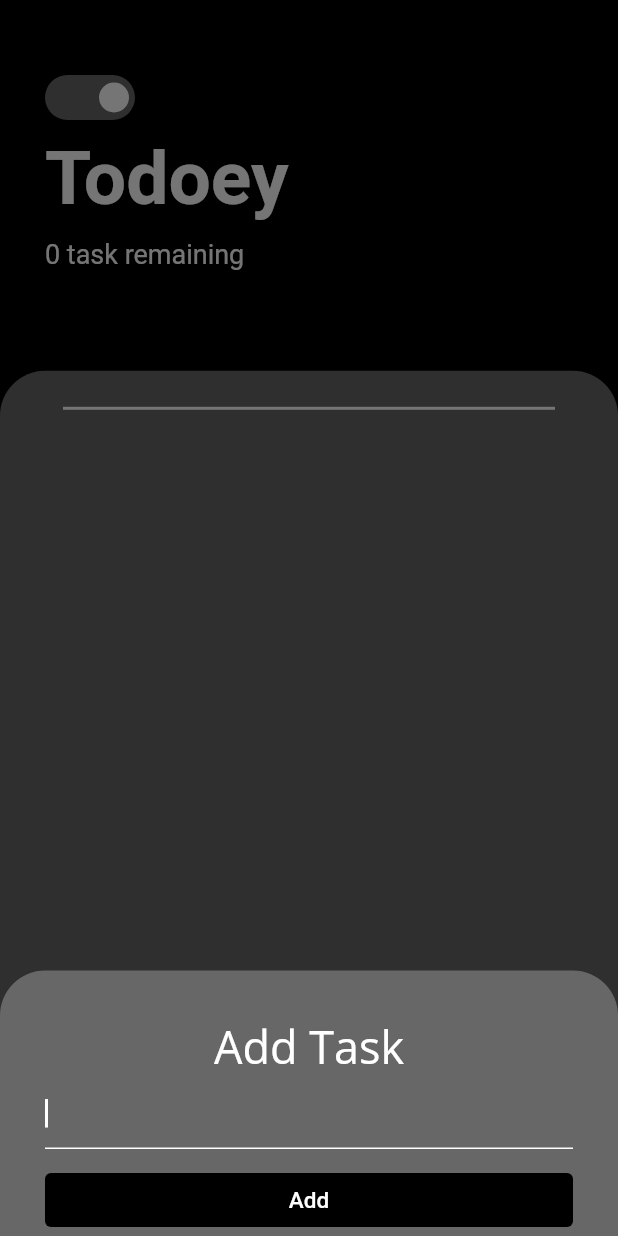
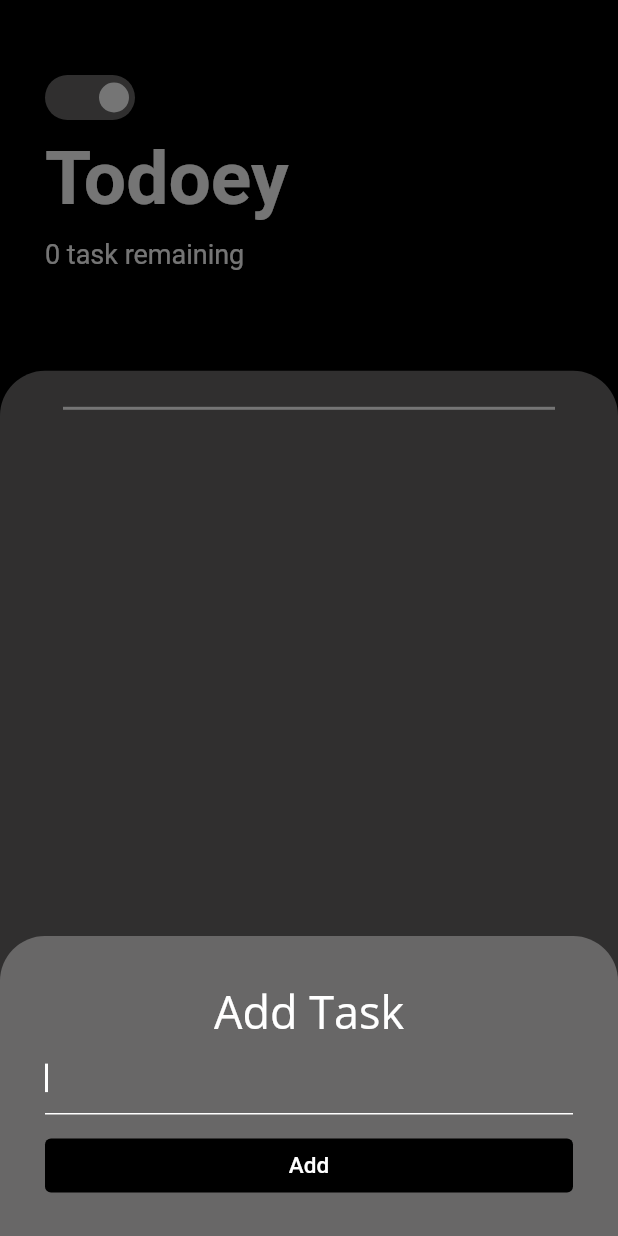
Before and after one commit to shasank27/Todoey-Hive, a Flutter app: the screen it shows after launch, after a tap on the "add" icon, on a phone screen of 412 x 824 dp. Run offline on Flutter 3.47's test engine with Material 2 defaults, Android fonts, the phone set to English and light mode, and no system bars; drawn by our look-alikes of flutter_switch; our stand-ins replace google_fonts, hive, hive_flutter, rflutter_alert, shared_preferences; accounts and stored records are empty; generated files the repository leaves out were written again.

Commit message:
Add button not showing in Add Task Screen in some phones fixed

```diff
--- a/lib/screens/task_bottom_bar.dart
+++ b/lib/screens/task_bottom_bar.dart
@@ -8,6 +8,7 @@ class TaskScreen extends StatelessWidget {
   Widget build(BuildContext context) {
     String newTask;
     return Container(
+      height: MediaQuery.of(context).viewInsets.bottom+210,
       padding: EdgeInsets.only(top: 30, right: 30, left: 30),
       decoration: BoxDecoration(
         borderRadius: BorderRadius.only(
@@ -28,8 +29,10 @@ class TaskScreen extends StatelessWidget {
             ),
           ),
           TextField(
+            textCapitalization: TextCapitalization.sentences,
             style: TextStyle(color: Theme.of(context).primaryColor),
             decoration: InputDecoration(
+              hintText: "Enter your task here",
               enabledBorder: UnderlineInputBorder(
                 borderSide: BorderSide(color: Theme.of(context).disabledColor),
               ),
--- a/lib/screens/task_screen.dart
+++ b/lib/screens/task_screen.dart
@@ -35,7 +35,7 @@ class _TasksScreenState extends State<TasksScreen> {
         ),
         onPressed: () {
           showModalBottomSheet(
-            isScrollControlled: false,
+            isScrollControlled: true,
             shape: RoundedRectangleBorder(
               borderRadius: BorderRadius.only(
                 topLeft: Radius.circular(30),
@@ -45,6 +45,7 @@ class _TasksScreenState extends State<TasksScreen> {
             context: context,
             builder: (BuildContext context) => SingleChildScrollView(
               child: Container(
+                height: MediaQuery.of(context).viewInsets.bottom+200,
                 padding: EdgeInsets.only(
                     bottom: MediaQuery.of(context).viewInsets.bottom),
                 child: TaskScreen(),
```
